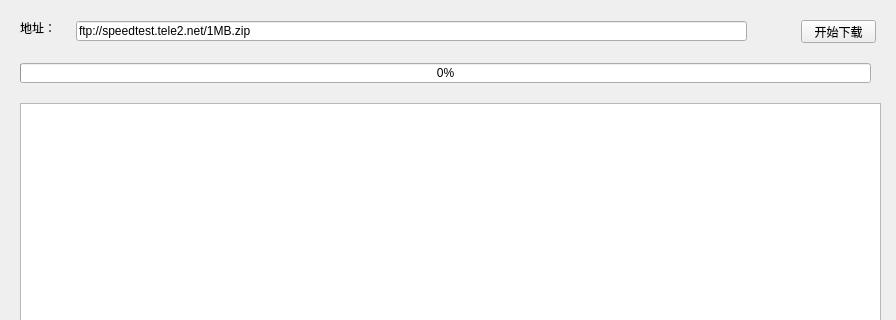
The window that FtpDownloaderBaseOnTcp/widget.ui (wuguandong/QtDemo) describes before a commit, drawn with Qt 5; both pictures show x 0 to 896 and y 0 to 320 of the 896 by 601 pixel window.
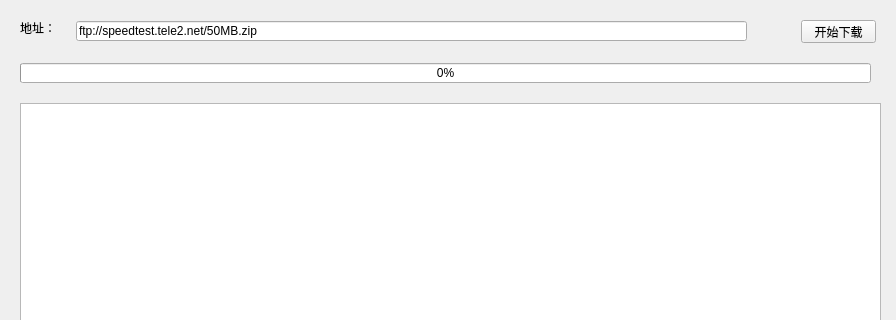
The same window after the commit.

Commit message: FtpDownloaderBaseOnTcp 添加 超时检测功能

```diff
--- a/FtpDownloaderBaseOnTcp/widget.ui
+++ b/FtpDownloaderBaseOnTcp/widget.ui
@@ -36,7 +36,7 @@
     </rect>
    </property>
    <property name="text">
-    <string>ftp://speedtest.tele2.net/1MB.zip</string>
+    <string>ftp://speedtest.tele2.net/50MB.zip</string>
    </property>
   </widget>
   <widget class="QPushButton" name="btnStart">
```
The commit also changes 2 other files.
